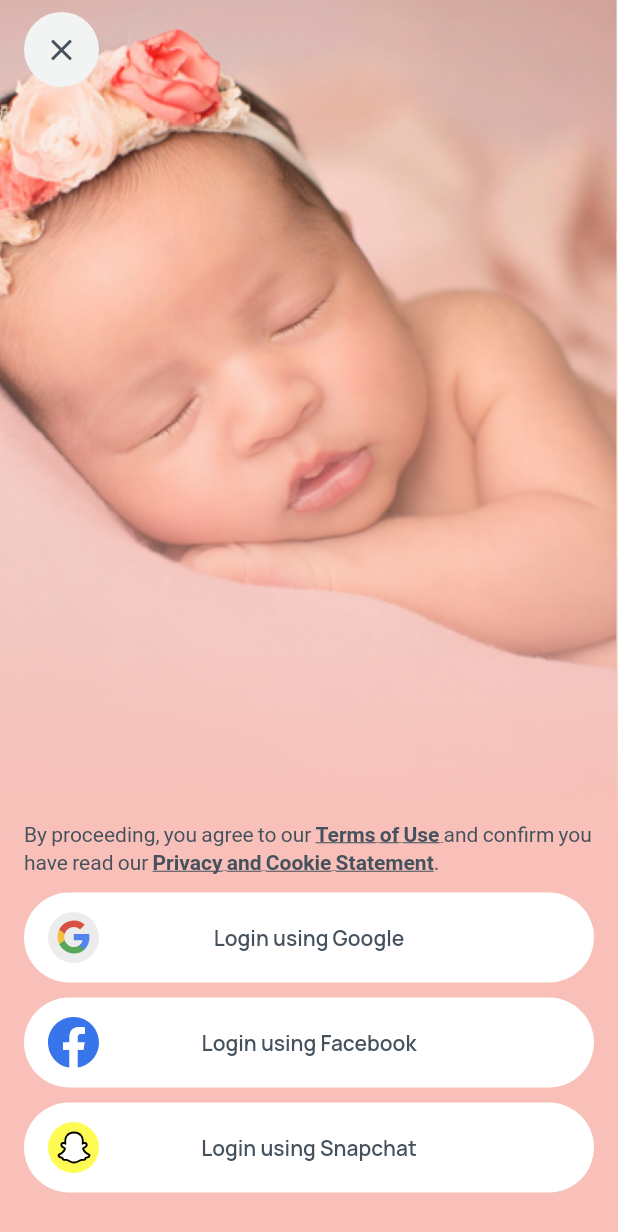
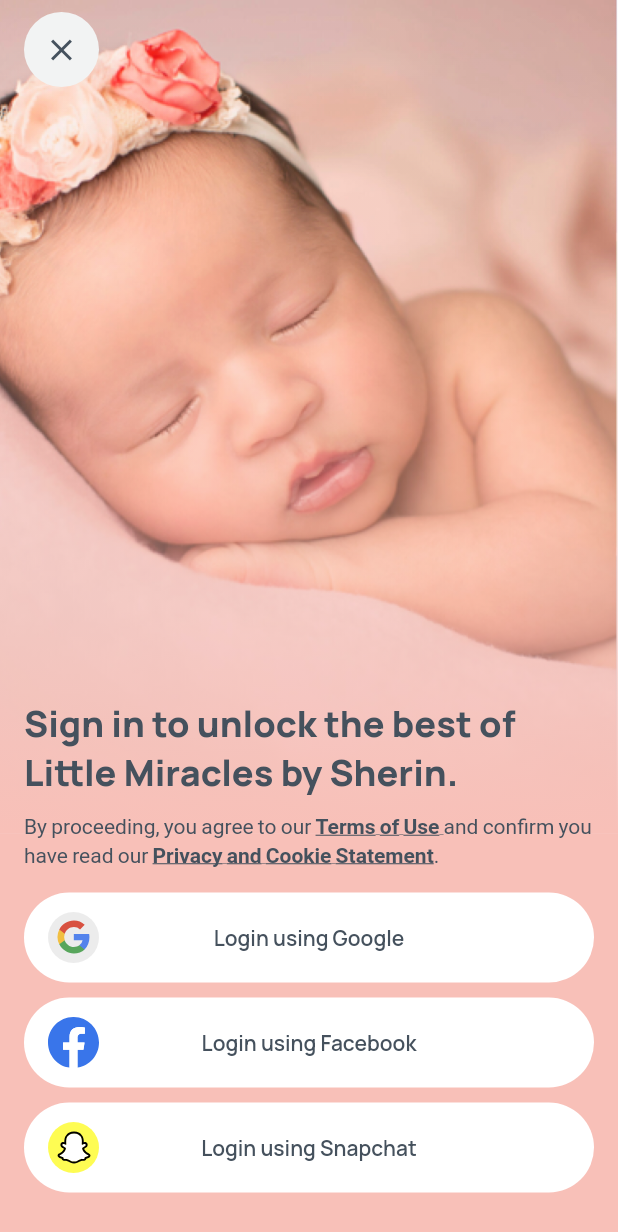
Before and after one commit to VII-Tech-Solutions/LittleMiraclesApp, a Flutter app: the LoginPage screen opened directly, on a phone screen of 412 x 824 dp. Shown: the top 1232 px of the screen. Run offline on Flutter 3.47's test engine with Material 2 defaults, Android fonts, the phone set to English and light mode, and no system bars; our stand-ins replace cached_network_image, flutter_html, flutter_svg, google_fonts, shared_preferences, sqflite; accounts and stored records are empty; network calls fail; statements that could not run were skipped.

Commit message:
fixes for the design

```diff
--- a/lib/pages/login/loginPage.dart
+++ b/lib/pages/login/loginPage.dart
@@ -87,7 +87,7 @@ class LoginPage extends StatelessWidget {
                     'Sign in to unlock the best of Little Miracles by Sherin.',
               ),
               Padding(
-                padding: const EdgeInsets.fromLTRB(16.0, 10.0, 16.0, 6.0),
+                padding: const EdgeInsets.fromLTRB(16.0, 10.0, 16.0, 11.0),
                 child: Text.rich(
                   TextSpan(
                     text: 'By proceeding, you agree to our ',
--- a/lib/widgets/appbars/loginSliverAppBar.dart
+++ b/lib/widgets/appbars/loginSliverAppBar.dart
@@ -65,7 +65,6 @@ class LoginSliverAppBar extends StatelessWidget {
               ),
               FilledButtonWidget(
                 onPress: () {
-                  print('go to login');
                   Navigator.push(
                     context,
                     MaterialPageRoute(
--- a/lib/widgets/texts/titleText.dart
+++ b/lib/widgets/texts/titleText.dart
@@ -1,6 +1,5 @@
 //PACKAGES
 import 'package:flutter/material.dart';
-import 'package:flutter_html/style.dart';
 //GLOBAL
 import '../../global/colors.dart';
 //MODELS
@@ -20,33 +19,34 @@ class TitleText extends StatelessWidget {
   const TitleText({
     this.title,
     this.customPadding = const EdgeInsets.fromLTRB(16.0, 25.0, 16.0, 0.0),
-    @required this.type,
+    this.type,
   });
 
-  Widget _subBuildTextWidget(String? text, FontWeight weight, double fontSize) {
-    return Text(
-      text ?? '',
-      style: TextStyle(
-        color: AppColors.black45515D,
-        fontSize: fontSize,
-        fontWeight: weight,
-      ),
-    );
-  }
-
-  Widget _buildContentWidget() {
+  TextStyle? _textStyleBuilder() {
     switch (type) {
       case TitleTextType.mainHomeTitle:
         {
-          return _subBuildTextWidget(title, FontWeight.w800, 24);
+          return TextStyle(
+            color: AppColors.black45515D,
+            fontSize: 24,
+            fontWeight: FontWeight.w800,
+          );
         }
       case TitleTextType.questionTitle:
         {
-          return _subBuildTextWidget(title, FontWeight.w400, 14);
+          return TextStyle(
+            color: AppColors.black45515D,
+            fontSize: 14,
+            fontWeight: FontWeight.w400,
+          );
         }
       default:
         {
-          return Container();
+          return TextStyle(
+            color: AppColors.black45515D,
+            fontSize: 24,
+            fontWeight: FontWeight.w800,
+          );
         }
     }
   }
@@ -54,8 +54,11 @@ class TitleText extends StatelessWidget {
   @override
   Widget build(BuildContext context) {
     return Padding(
-      padding: customPadding ?? const EdgeInsets.only(top: 0),
-      child: _buildContentWidget(),
+      padding: customPadding ?? EdgeInsets.zero,
+      child: Text(
+        title ?? '',
+        style: _textStyleBuilder(),
+      ),
     );
   }
 }
```
